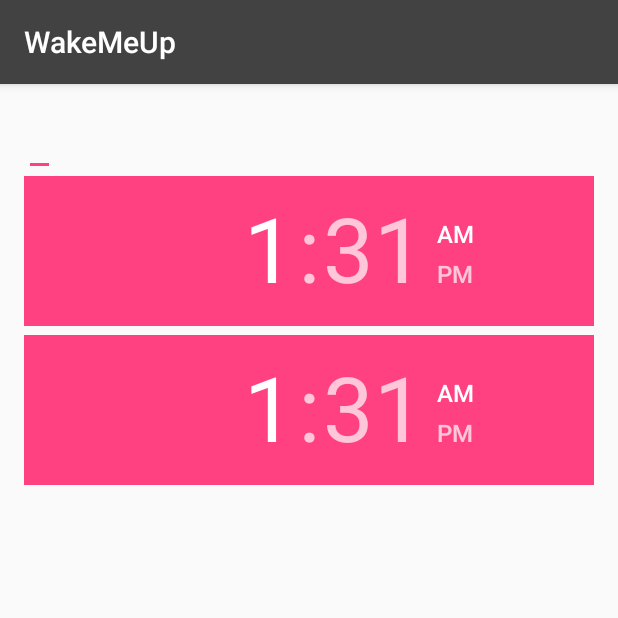
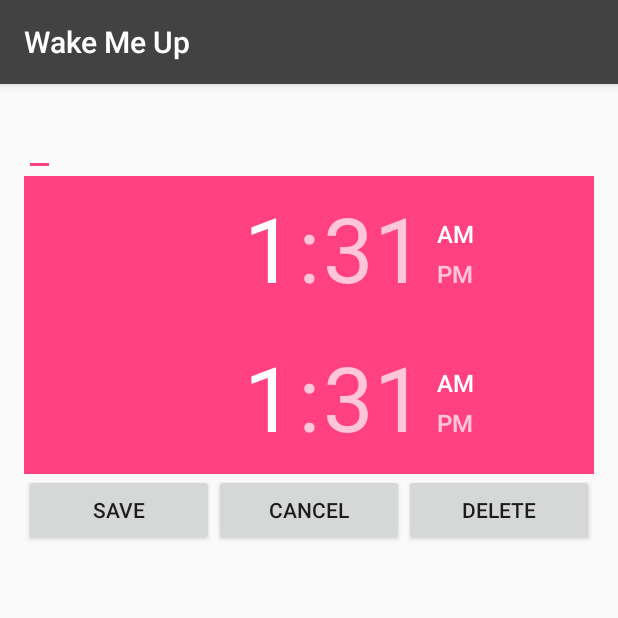
Before and after one commit to j-whiteside/WakeMeUp, an Android app: the UpdateActivity screen opened directly, with no data from a screen before it, on a phone screen of 412 x 824 dp, the top half of it. Run offline under Robolectric (Android 15) with nearby library versions, the phone set to English and light mode, and no system bars.

```diff
--- a/app/src/main/java/com/example/jeremy/wakemeup/UpdateActivity.java
+++ b/app/src/main/java/com/example/jeremy/wakemeup/UpdateActivity.java
@@ -1,13 +1,29 @@
 package com.example.jeremy.wakemeup;
 
+import android.app.Dialog;
+import android.app.TimePickerDialog;
 import android.content.Intent;
 import android.support.v7.app.AppCompatActivity;
 import android.os.Bundle;
+import android.view.View;
+import android.widget.Button;
 import android.widget.EditText;
 import android.widget.RelativeLayout;
+import android.widget.TimePicker;
+import android.widget.Toast;
 
 public class UpdateActivity extends AppCompatActivity {
 
+    TimePicker startTimePicker;
+    TimePicker endTimePicker;
+
+    static final int START_DIALOG_ID = 0;
+    static final int END_DIALOG_ID = 1;
+    int startHour;
+    int startMinute;
+    int endHour;
+    int endMinute;
+    String buttonName;
 
 
     @Override
@@ -21,5 +37,64 @@ public class UpdateActivity extends AppCompatActivity {
         RelativeLayout layout = (RelativeLayout) findViewById(R.id.mainRelativeLayout);
         EditText editText = (EditText) findViewById(R.id.alarmNameEditText);
         editText.setText(message);
+        showTimePickerDialog();
     }
+
+    public void showTimePickerDialog () {
+        startTimePicker = (TimePicker)findViewById(R.id.startTimePicker);
+        endTimePicker = (TimePicker) findViewById(R.id.endTimePicker);
+
+        startTimePicker.setOnClickListener(
+                new View.OnClickListener() {
+                    @Override
+                    public void onClick(View v) {
+                        buttonName = "start";
+                        showDialog(START_DIALOG_ID);
+                    }
+                }
+        );
+
+        endTimePicker.setOnClickListener(
+                new View.OnClickListener() {
+                    @Override
+                    public void onClick(View v) {
+                        buttonName = "end";
+                        showDialog(END_DIALOG_ID);
+                    }
+                }
+        );
+    }
+
+
+    @Override
+    protected Dialog onCreateDialog(int id) {
+        if (id == START_DIALOG_ID)
+            return new TimePickerDialog(UpdateActivity.this, timePickerListener, startHour, startMinute, false);
+        else if (id == END_DIALOG_ID)
+            return new TimePickerDialog(UpdateActivity.this, timePickerListener, endHour, endMinute, false);
+        else
+            return null;
+    }
+
+    protected TimePickerDialog.OnTimeSetListener timePickerListener = new TimePickerDialog.OnTimeSetListener() {
+        @Override
+        public void onTimeSet(TimePicker view, int hourOfDay, int minute) {
+            if (buttonName == "start") {
+                startHour = hourOfDay;
+                startTimePicker.setHour(hourOfDay);
+                startMinute = minute;
+                startTimePicker.setMinute(minute);
+                Toast.makeText(UpdateActivity.this, "Alarm will start at " + startHour + ":" + startMinute, Toast.LENGTH_LONG).show();
+            }
+            else {
+                endHour = hourOfDay;
+                endTimePicker.setHour(hourOfDay);
+                endMinute = minute;
+                endTimePicker.setMinute(minute);
+                Toast.makeText(UpdateActivity.this, "Alarm will end at " + endHour + ":" + endMinute, Toast.LENGTH_LONG).show();
+            }
+
+
+        }
+    };
 }
--- a/app/src/main/res/layout/activity_update.xml
+++ b/app/src/main/res/layout/activity_update.xml
@@ -30,14 +30,56 @@
 
             <TimePicker
                 android:layout_width="wrap_content"
-                android:layout_height="106dp"
-                android:id="@+id/timePicker" />
+                android:layout_height="99dp"
+                android:id="@+id/startTimePicker"
+                android:clickable="true"
+                android:textAlignment="textStart" />
 
             <TimePicker
                 android:layout_width="wrap_content"
-                android:layout_height="106dp"
-                android:id="@+id/timePicker2" />
+                android:layout_height="99dp"
+                android:id="@+id/endTimePicker"
+                android:clickable="true" />
+
         </LinearLayout>
     </ScrollView>
 
+    <TableLayout
+        android:layout_width="match_parent"
+        android:layout_height="match_parent"
+        android:layout_below="@+id/scrollView"
+        android:layout_centerHorizontal="true">
+
+        <TableRow
+            android:layout_width="match_parent"
+            android:layout_height="match_parent"></TableRow>
+
+        <TableRow
+            android:layout_width="match_parent"
+            android:layout_height="match_parent"
+            android:weightSum="3">
+
+            <Button
+                android:layout_width="wrap_content"
+                android:layout_height="wrap_content"
+                android:id="@+id/button"
+                android:layout_weight="1"
+                android:text="@string/button_save" />
+
+            <Button
+                android:layout_width="wrap_content"
+                android:layout_height="wrap_content"
+                android:text="@string/button_cancel"
+                android:id="@+id/button2"
+                android:layout_weight="1" />
+
+            <Button
+                android:layout_width="wrap_content"
+                android:layout_height="wrap_content"
+                android:text="@string/button_delete"
+                android:id="@+id/button3"
+                android:layout_weight="1" />
+        </TableRow>
+    </TableLayout>
+
 </RelativeLayout>
--- a/app/src/main/res/values/strings.xml
+++ b/app/src/main/res/values/strings.xml
@@ -1,4 +1,7 @@
 <resources>
-    <string name="app_name">WakeMeUp</string>
+    <string name="app_name">Wake Me Up</string>
     <string name="action_settings">Settings</string>
+    <string name="button_save">Save</string>
+    <string name="button_cancel">Cancel</string>
+    <string name="button_delete">Delete</string>
 </resources>
```
